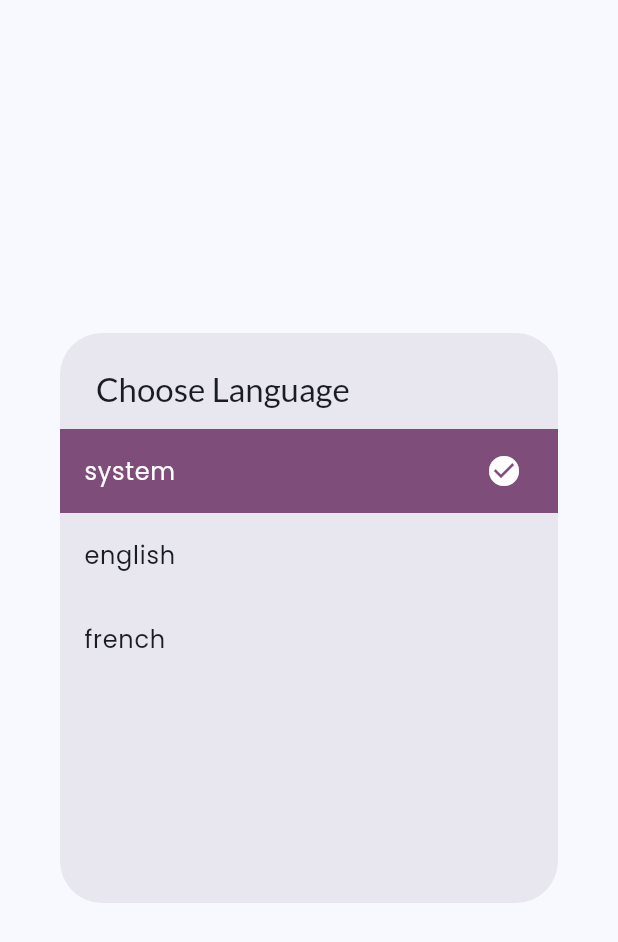
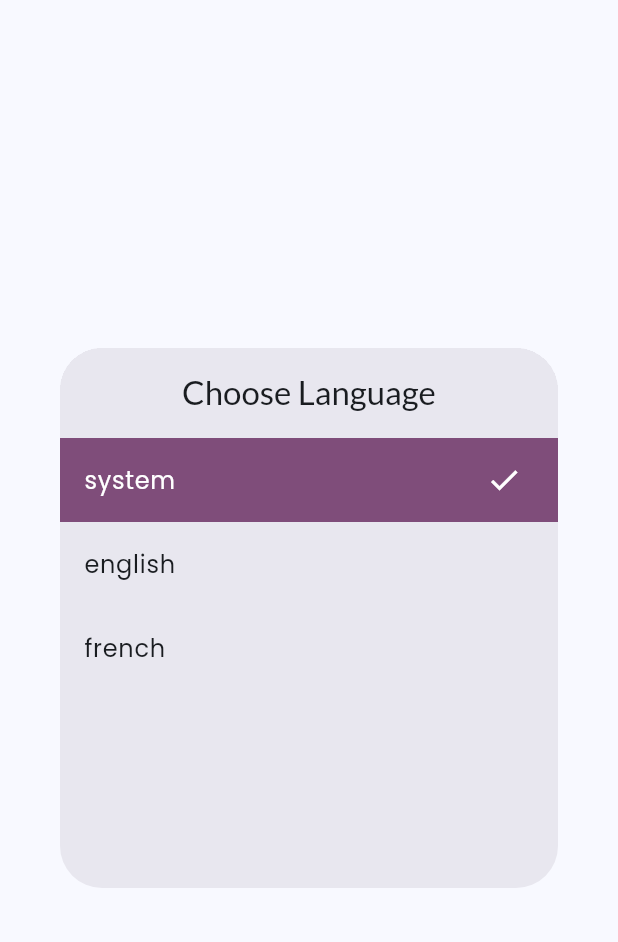
Before and after one commit to mervinhemaraju/mauritius-emergency-services, a Flutter app: the LanguageDialog widget shown alone on an empty page, opened directly, on a phone screen of 412 x 824 dp. Shown: the top 942 px of the screen. Run offline on Flutter 3.47's test engine with Material 3 defaults, Android fonts, the phone set to English and light mode, and no system bars; our stand-ins replace dio, flutter_riverpod, flutter_svg, go_router, package_info_plus, permission_handler and 2 more; missing offline and left inert: android_intent_plus, pair; accounts and stored records are empty; generated files the repository leaves out were written again; network calls fail.

Commit message:
- Fixed dialogs issue

```diff
--- a/lib/main.dart
+++ b/lib/main.dart
@@ -13,7 +13,6 @@ import 'package:mauritius_emergency_services/ui/theme/ui.dart';
 import 'package:shared_preferences/shared_preferences.dart';
 import 'package:flutter_gen/gen_l10n/app_localizations.dart';
 
-// FIXME(Fix issue with alertdialogs where selected items are overlapping with title)
 // REVIEW(Listview and its performance)
 // REVIEW(App UI & theme)
 // REVIEW(Adaptive UI)
@@ -21,7 +20,6 @@ import 'package:flutter_gen/gen_l10n/app_localizations.dart';
 // TODO(Implement app locales)
 // TODO(Implement offline services availability)
 // TODO(Implement notifications for cyclone)
-// FEAT(Add contrast change in theme selector)
 
 class MyHttpOverrides extends HttpOverrides {
   @override
--- a/lib/ui/pages/precall/precall.dart
+++ b/lib/ui/pages/precall/precall.dart
@@ -88,7 +88,6 @@ class PreCallScreen extends StatelessWidget {
                 ),
                 _CountdownTimer(
                   onComplete: () async {
-                    // REVIEW(The way we call launchUrl of Tel)
                     if (Platform.isAndroid) {
                       final AndroidIntent intent = AndroidIntent(
                         action: 'android.intent.action.CALL',
@@ -103,10 +102,7 @@ class PreCallScreen extends StatelessWidget {
                       );
 
                       // Launch the URL with explicit LaunchMode
-                      if (!await launchUrl(
-                        uri,
-                        mode: LaunchMode.externalNonBrowserApplication,
-                      )) {
+                      if (!await launchUrl(uri)) {
                         print('Could not launch $uri');
                       }
                     }
--- a/lib/ui/pages/settings/language_dialog.dart
+++ b/lib/ui/pages/settings/language_dialog.dart
@@ -11,7 +11,15 @@ class LanguageDialog extends ConsumerWidget {
     final settings = ref.watch(settingsProvider);
 
     return SimpleDialog(
-      title: Text("Choose Language"),
+      clipBehavior: Clip.hardEdge,
+      contentPadding: EdgeInsets.zero,
+      titlePadding: EdgeInsets.zero,
+      title: Container(
+        padding: EdgeInsets.symmetric(vertical: 16.0),
+        color: Theme.of(context).colorScheme.surfaceContainerHigh,
+        alignment: Alignment.center,
+        child: Text("Choose Language"),
+      ),
       children: [
         SizedBox(
           width: double.maxFinite,
@@ -26,7 +34,7 @@ class LanguageDialog extends ConsumerWidget {
                 title: Text(locale.name.toString()),
                 trailing: settings.locale == locale
                     ? Icon(
-                        Icons.check_circle,
+                        Icons.check_outlined,
                         color: Theme.of(context).colorScheme.onTertiary,
                       )
                     : null,
```
Also changed, not shown: lib/ui/pages/settings/emergency_button_dialog.dart (+9 -5 lines), lib/ui/pages/theme_selector/theme.dart (+8 -6 lines).
